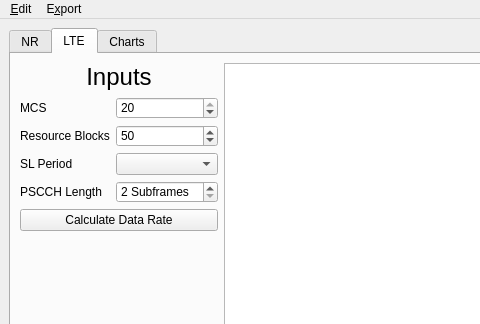
Old version of the form main-window.ui in the repository usnistgov/5G-NR-LTE-Sidelink-Capacity-Estimator; both pictures show x 0 to 480 and y 0 to 324 of the 1422 by 627 pixel window.
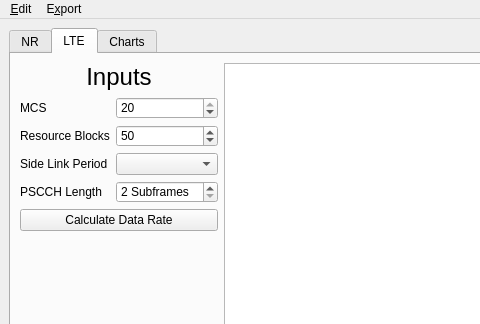
New version of the form. The open tabs and pages were chosen to show the change. Custom widgets are drawn as their Qt base class.

Commit message: Make LTE inputs & table consistent

```diff
--- a/main-window.ui
+++ b/main-window.ui
@@ -288,7 +288,7 @@
             <item row="2" column="0">
              <widget class="QLabel" name="label">
               <property name="text">
-               <string>SL Period</string>
+               <string>Side Link Period</string>
               </property>
              </widget>
             </item>
```
The commit also changes 2 other files.
